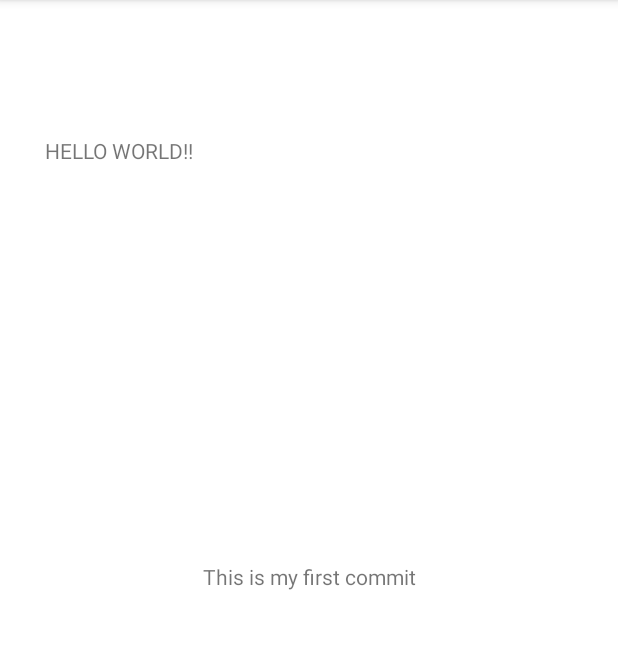
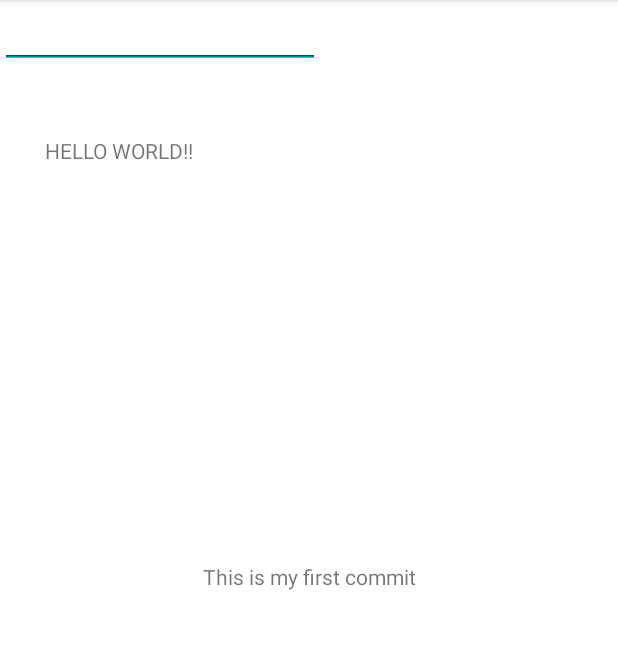
Before and after one commit to imwindzor/Mobile-App-Dev, an Android app: the screen it shows after launch (MainActivity), on a phone screen of 412 x 824 dp, the part 84-733 px from its top. Run offline under Robolectric (Android 15) with nearby library versions, the phone set to English and light mode, and no system bars.

Commit message:
Log in Sample Commit +

```diff
--- a/app/src/main/res/layout/activity_main.xml
+++ b/app/src/main/res/layout/activity_main.xml
@@ -30,4 +30,22 @@
         app:layout_constraintStart_toStartOf="parent"
         app:layout_constraintTop_toTopOf="parent" />
 
+    <EditText
+        android:id="@+id/editTextTextEmailAddress"
+        android:layout_width="wrap_content"
+        android:layout_height="wrap_content"
+        android:ems="10"
+        android:inputType="textEmailAddress"
+        tools:layout_editor_absoluteX="100dp"
+        tools:layout_editor_absoluteY="411dp" />
+
+    <EditText
+        android:id="@+id/editTextTextPassword"
+        android:layout_width="wrap_content"
+        android:layout_height="wrap_content"
+        android:ems="10"
+        android:inputType="textPassword"
+        tools:layout_editor_absoluteX="100dp"
+        tools:layout_editor_absoluteY="468dp" />
+
 </androidx.constraintlayout.widget.ConstraintLayout>
```
